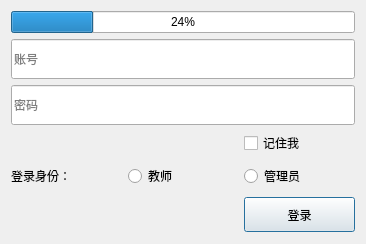
RicheyJang/RJResManager-Client-, file login.ui: the form before one commit.
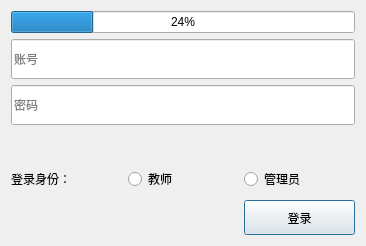
The form after the commit.

Patch:
```diff
--- a/login.ui
+++ b/login.ui
@@ -7,7 +7,7 @@
     <x>0</x>
     <y>0</y>
     <width>366</width>
-    <height>244</height>
+    <height>246</height>
    </rect>
   </property>
   <property name="windowTitle">
@@ -112,13 +112,6 @@
      </property>
     </widget>
    </item>
-   <item row="3" column="2">
-    <widget class="QCheckBox" name="checkBox">
-     <property name="text">
-      <string>记住我</string>
-     </property>
-    </widget>
-   </item>
   </layout>
  </widget>
  <resources/>
```
